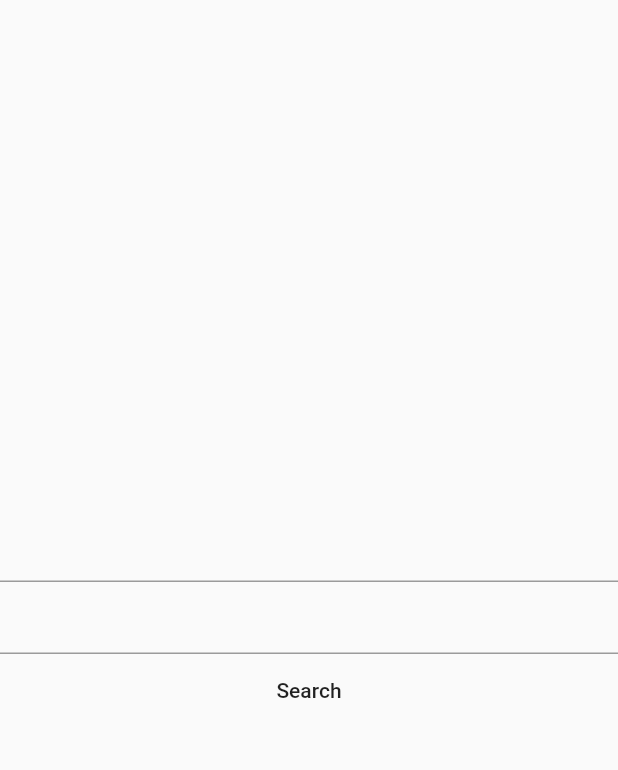
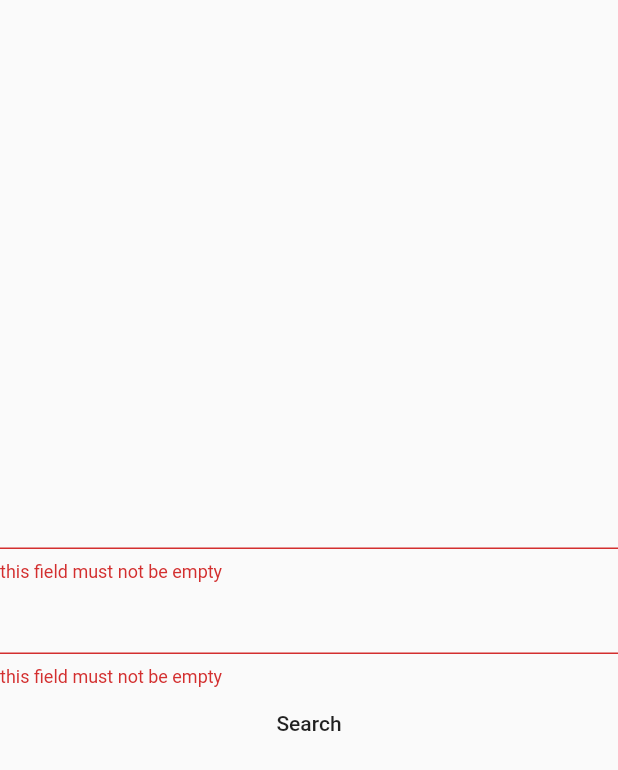
Before and after one commit to AlejandroEndo/lyrics_search_app, a Flutter app: the screen it shows after launch, after a tap on "Search", on a phone screen of 412 x 824 dp. Shown: the top 770 px of the screen. Run offline on Flutter 3.47's test engine with Material 2 defaults, Android fonts, the phone set to English and light mode, and no system bars.

```diff
--- a/lib/main.dart
+++ b/lib/main.dart
@@ -1,21 +1,21 @@
 import 'package:flutter/material.dart';
+import 'package:provider/provider.dart';
+
+import 'package:lyrics_search_app/providers/lyrics_provider.dart';
 import 'package:lyrics_search_app/routes.dart';
 
-void main() {
-  runApp(MyApp());
-}
+void main() => runApp(MyApp());
 
 class MyApp extends StatelessWidget {
   @override
   Widget build(BuildContext context) {
-    return MaterialApp(
-      title: 'Flutter Demo',
-      theme: ThemeData(
-        primarySwatch: Colors.blue,
-        visualDensity: VisualDensity.adaptivePlatformDensity,
+    return ChangeNotifierProvider(
+      builder: (context) => LyricsProvider(),
+      child: MaterialApp(
+        title: 'Lyrics search',
+        initialRoute: 'home',
+        routes: routes,
       ),
-      initialRoute: 'home',
-      routes: routes,
     );
   }
 }
--- a/lib/models/lyric.dart
+++ /dev/null
@@ -1,6 +0,0 @@
-class Lyric {
-  final String lyric;
-  final String artist;
-  final String title;
-  Lyric({this.lyric, this.artist, this.title});
-}
--- /dev/null
+++ b/lib/models/song.dart
@@ -0,0 +1,6 @@
+class Song {
+  final String lyrics;
+  final String artist;
+  final String title;
+  Song({this.lyrics, this.artist, this.title});
+}
--- a/lib/pages/home_page.dart
+++ b/lib/pages/home_page.dart
@@ -1,21 +1,72 @@
+import 'dart:convert';
+
 import 'package:flutter/material.dart';
+import 'package:http/http.dart' as http;
+import 'package:lyrics_search_app/models/song.dart';
+import 'package:lyrics_search_app/providers/lyrics_provider.dart';
+import 'package:provider/provider.dart';
 
-class HomePage extends StatelessWidget {
+class HomePage extends StatefulWidget {
+  @override
+  _HomePageState createState() => _HomePageState();
+}
+
+class _HomePageState extends State<HomePage> {
+  final _formKey = GlobalKey<FormState>();
+  bool _loading = false;
+  Song _song;
+
   @override
   Widget build(BuildContext context) {
+    final provider = Provider.of<LyricsProvider>(context);
+    final _artistCtrl = TextEditingController();
+    final _songCtrl = TextEditingController();
+
     return Scaffold(
-      body: Form(
+      body: SafeArea(
+        child: Form(
+          key: _formKey,
           child: Column(
             mainAxisAlignment: MainAxisAlignment.center,
             crossAxisAlignment: CrossAxisAlignment.center,
             children: [
-            TextFormField(),
-            TextFormField(),
-            MaterialButton(
-              onPressed: () {},
+              TextFormField(
+                controller: _artistCtrl,
+                validator: (value) {
+                  if (value.isEmpty) return 'this field must not be empty';
+                  return null;
+                },
+              ),
+              TextFormField(
+                controller: _songCtrl,
+                validator: (value) {
+                  if (value.isEmpty) return 'this field must not be empty';
+                  return null;
+                },
+              ),
+              _loading
+                  ? Center(child: CircularProgressIndicator())
+                  : MaterialButton(
+                      onPressed: () async {
+                        if (_formKey.currentState.validate()) {
+                          setState(() => _loading = true);
+                          await provider.getLyrics(
+                              context, _artistCtrl.text, _songCtrl.text);
+                          setState(() => _loading = false);
+                        }
+                      },
                       child: Text('Search'),
                     ),
+              provider.songs.isEmpty
+                  ? Container()
+                  : ListTile(
+                      title: Text(provider.songs[0].title ?? ''),
+                      subtitle: Text(provider.songs[0].artist ?? ''),
+                      onTap: () =>
+                          provider.openSong(context, provider.songs[0]),
+                    ),
             ],
+          ),
         ),
       ),
     );
--- a/lib/routes.dart
+++ b/lib/routes.dart
@@ -3,4 +3,6 @@ import 'package:lyrics_search_app/pages/home_page.dart';
 
 final Map<String, WidgetBuilder> routes = {
   'home': (BuildContext context) => HomePage(),
+  'lyrics': (BuildContext context) => HomePage(),
+  'previousSearch': (BuildContext context) => HomePage(),
 };
--- a/pubspec.yaml
+++ b/pubspec.yaml
@@ -11,7 +11,7 @@ dependencies:
     sdk: flutter
 
   cupertino_icons: ^1.0.0
-  provider: ^4.3.2+3
+  provider: ^2.0.1
   http: ^0.12.2
 
 dev_dependencies:
```
Also changed, not shown: lib/api/lyrics_api.dart (added, +15 -0 lines), lib/pages/lyrics_page.dart (added, +23 -0 lines), lib/pages/previous_search_page.dart (added, +8 -0 lines), lib/providers/lyrics_provider.dart (added, +49 -0 lines), lib/widgets/error_result.dart (added, +19 -0 lines), pubspec.lock. Lines whose indentation alone changed are shown as unchanged.
